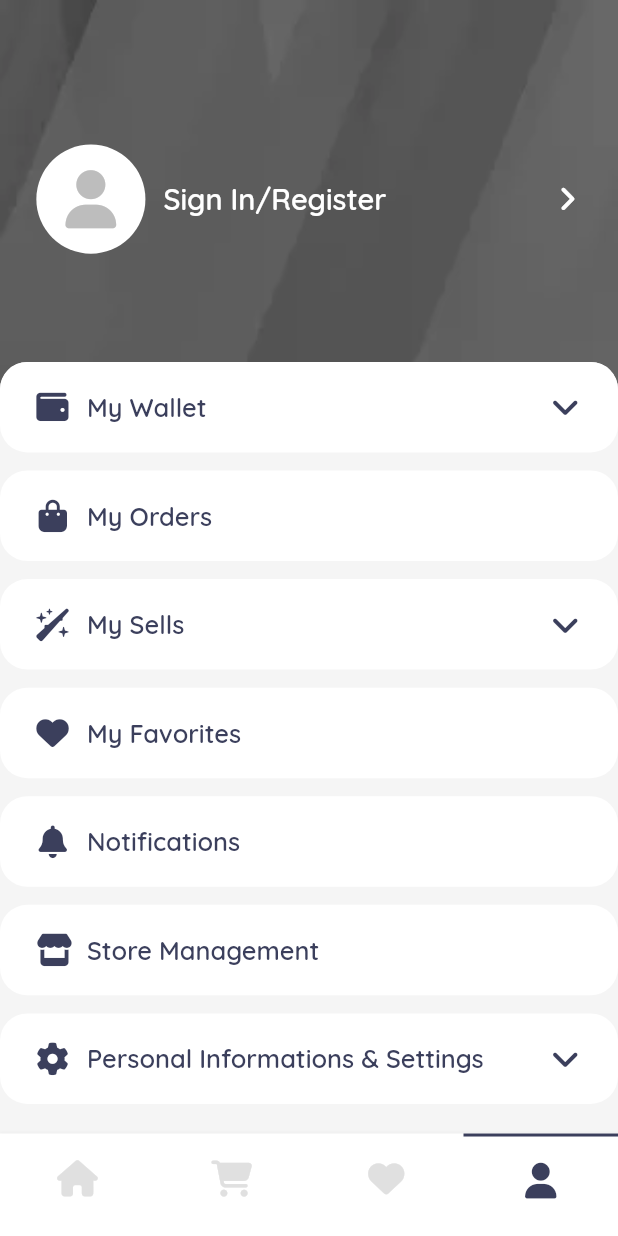
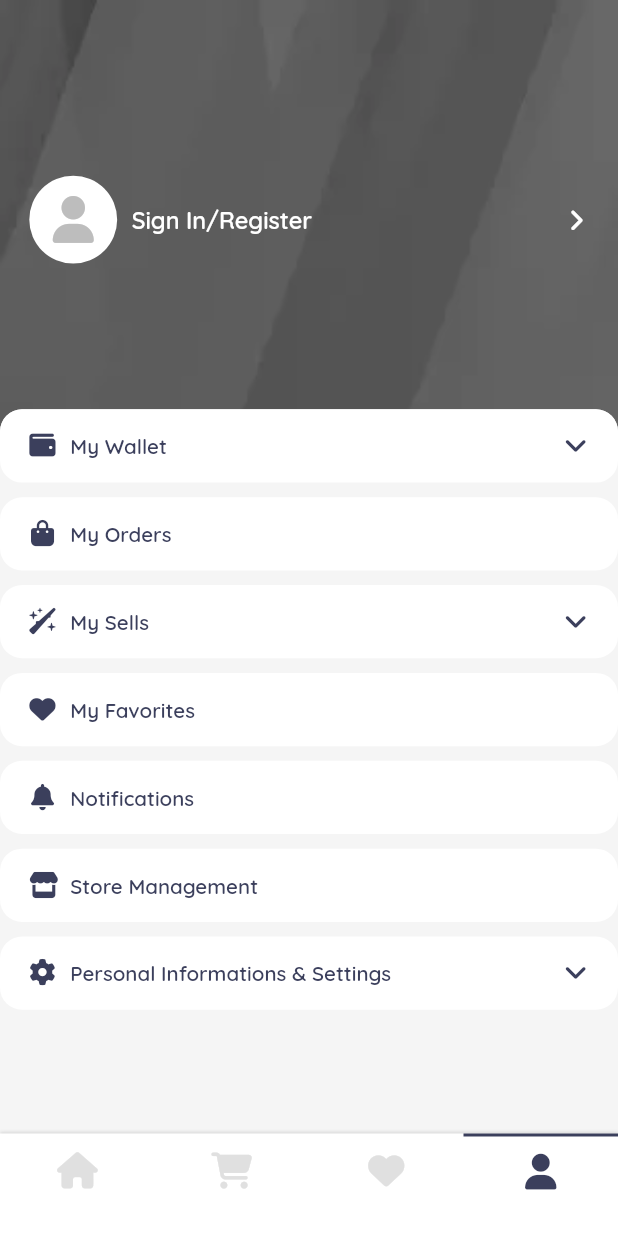
Before and after one commit to Emirhan-Kahya/gamekrub, a Flutter app: the screen it shows after launch, item 4 of the bottom bar chosen, on a phone screen of 412 x 824 dp. Run offline on Flutter 3.47's test engine with Material 2 defaults, Android fonts, the phone set to English and light mode, and no system bars; our stand-ins replace font_awesome_flutter, get; network calls fail.

Commit message:
28.04.2022 16:25 PM

```diff
--- a/lib/screens/account/account_screen.dart
+++ b/lib/screens/account/account_screen.dart
@@ -12,8 +12,6 @@ class AccountScreen extends StatelessWidget {
 
   @override
   Widget build(BuildContext context) {
-    double screenHeight = Get.context!.height;
-
     return Scaffold(
       backgroundColor: Colors.grey.shade100,
       body: SizedBox(
@@ -24,7 +22,7 @@ class AccountScreen extends StatelessWidget {
               right: 0,
               left: 0,
               child: Container(
-                height: Dimension.height100 * 2 + Dimension.height20,
+                height: Dimension.height100 * 3,
                 width: double.maxFinite,
                 padding: EdgeInsets.symmetric(horizontal: Dimension.width20),
                 decoration: BoxDecoration(
@@ -70,7 +68,7 @@ class AccountScreen extends StatelessWidget {
               ),
             ),
             Positioned(
-              top: Dimension.height100 * 2,
+              top: Dimension.height100 * 3 - 20,
               left: 0,
               right: 0,
               bottom: 0,
--- a/lib/screens/home/home_screen.dart
+++ b/lib/screens/home/home_screen.dart
@@ -2,6 +2,7 @@ import 'package:flutter/material.dart';
 import 'package:font_awesome_flutter/font_awesome_flutter.dart';
 import 'package:gamekrub/screens/account/account_screen.dart';
 import 'package:gamekrub/screens/home/home_screen_body.dart';
+import 'package:gamekrub/utils/dimension.dart';
 
 import '../../widgets/bottomNavBar/customBottomBarItems.dart';
 
@@ -35,12 +36,12 @@ class _HomeScreenState extends State<HomeScreen> {
     return SizedBox(
       width: double.maxFinite,
       child: Container(
-        padding: EdgeInsets.only(bottom: 8),
+        padding: EdgeInsets.only(bottom: Dimension.height20),
         decoration: BoxDecoration(
           color: Colors.white,
           boxShadow: [
             BoxShadow(
-              color: Colors.grey.shade200,
+              color: Colors.black12,
               blurRadius: 1,
               offset: const Offset(0, -1),
             ),
--- a/lib/screens/home/home_screen_body.dart
+++ b/lib/screens/home/home_screen_body.dart
@@ -25,7 +25,7 @@ class _HomeScreenBodyState extends State<HomeScreenBody> {
     return SingleChildScrollView(
       physics: BouncingScrollPhysics(),
       child: Container(
-        padding: EdgeInsets.only(top: Dimension.height40),
+        padding: EdgeInsets.only(top: Dimension.height50),
         child: Column(
           crossAxisAlignment: CrossAxisAlignment.start,
           children: [
@@ -45,8 +45,8 @@ class _HomeScreenBodyState extends State<HomeScreenBody> {
             SizedBox(height: Dimension.height20 / 1.5),
             //Slider
             Container(
-              height: Dimension.width150,
-              margin: EdgeInsets.symmetric(horizontal: Dimension.width20),
+              height: Dimension.height165,
+              margin: EdgeInsets.symmetric(horizontal: Dimension.width15),
               child: PageView.builder(
                 pageSnapping: true,
                 itemCount: img.length,
@@ -56,7 +56,7 @@ class _HomeScreenBodyState extends State<HomeScreenBody> {
               ),
             ),
             //Categories
-            SizedBox(height: Dimension.height20),
+            SizedBox(height: Dimension.height40),
             Container(
               margin: EdgeInsets.symmetric(horizontal: Dimension.width20),
               child: Row(
@@ -253,7 +253,7 @@ class _HomeScreenBodyState extends State<HomeScreenBody> {
                 height: Dimension.height100 + Dimension.height10,
                 width: Dimension.width100 * 2,
                 image: NetworkImage(img),
-                fit: BoxFit.cover,
+                fit: BoxFit.fill,
               ),
             ),
           ),
@@ -266,7 +266,7 @@ class _HomeScreenBodyState extends State<HomeScreenBody> {
     return GestureDetector(
       onTap: () {},
       child: Container(
-        margin: EdgeInsets.only(right: Dimension.width5),
+        margin: EdgeInsets.symmetric(horizontal: Dimension.width5),
         decoration: BoxDecoration(
           borderRadius: BorderRadius.circular(Dimension.radius15 / 2),
           image: DecorationImage(
--- a/lib/utils/dimension.dart
+++ b/lib/utils/dimension.dart
@@ -3,37 +3,77 @@ import 'package:get/get.dart';
 // Height - 683
 // Width - 411
 
+// class Dimension{
+//   static double screenHeight = Get.context!.height;
+//   static double screenWidth = Get.context!.width;
+//
+//   static double height5 = screenHeight / 127;
+//   static double height10 = screenHeight / 68.3;
+//   static double height20 = screenHeight / 34;
+//   static double height40 = screenHeight / 17;
+//   static double height50 = screenHeight / 13.66;
+//   static double height100 = screenHeight / 6.83;
+//   static double height140 = screenHeight / 4.87;
+//
+//   static double width5 = screenHeight / 127;
+//   static double width10 = screenHeight / 68.3;
+//   static double width20 = screenHeight / 34;
+//   static double width40 = screenHeight / 17;
+//   static double width100 = screenHeight / 6.83;
+//
+//   static double fontSize12 = screenHeight /  56.91;
+//   static double fontSize14 = screenHeight /  48.78;
+//   static double fontSize16 = screenHeight /  42.68;
+//   static double fontSize18 = screenHeight /  37.94;
+//   static double fontSize30 = screenHeight /  22.7;
+//
+//   static double radius15 = screenHeight / 45.3;
+//   static double radius30 = screenHeight / 22.7;
+//
+//   static double icon16 = screenHeight / 42.68;
+//   static double icon18 = screenHeight / 42.68;
+//   static double icon24 = screenHeight / 28.45;
+//   static double icon28 = screenHeight / 24.39;
+//
+//
+//
+// }
+
+// Height - 844
+// Width - 390
+
 class Dimension{
   static double screenHeight = Get.context!.height;
   static double screenWidth = Get.context!.width;
 
-  static double height5 = screenHeight / 127;
-  static double height10 = screenHeight / 68.3;
-  static double height20 = screenHeight / 34;
-  static double height40 = screenHeight / 17;
-  static double height50 = screenHeight / 13.66;
-  static double height100 = screenHeight / 6.83;
+  static double height5 = screenHeight / 168.8;
+  static double height10 = screenHeight / 84.4;
+  static double height20 = screenHeight / 42.2;
+  static double height40 = screenHeight / 21.1;
+  static double height50 = screenHeight / 16.88;
+  static double height100 = screenHeight / 8.44;
+  static double height165 = screenHeight / 5.11;
 
-  static double width5 = screenHeight / 127;
-  static double width10 = screenHeight / 68.3;
-  static double width20 = screenHeight / 34;
-  static double width40 = screenHeight / 17;
-  static double width100 = screenHeight / 6.83;
-  static double width150 = screenWidth / 2.74;
+  static double width5 = screenHeight / 168.8;
+  static double width10 = screenHeight / 84.4;
+  static double width15 = screenHeight / 56.26;
+  static double width20 = screenHeight / 42.2;
+  static double width40 = screenHeight / 21.1;
+  static double width100 = screenHeight / 8.44;
 
-  static double fontSize12 = screenHeight /  56.91;
-  static double fontSize14 = screenHeight /  48.78;
-  static double fontSize16 = screenHeight /  42.68;
-  static double fontSize18 = screenHeight /  37.94;
-  static double fontSize30 = screenHeight /  22.7;
+  static double fontSize12 = screenHeight /  70.33;
+  static double fontSize14 = screenHeight /  60.28;
+  static double fontSize16 = screenHeight /  52.75;
+  static double fontSize18 = screenHeight /  46.88;
+  static double fontSize30 = screenHeight /  28.13;
 
-  static double radius15 = screenHeight / 45.3;
-  static double radius30 = screenHeight / 22.7;
+  static double radius15 = screenHeight / 56.26;
+  static double radius30 = screenHeight / 28.13;
 
-  static double icon16 = screenHeight / 42.68;
-  static double icon18 = screenHeight / 42.68;
-  static double icon24 = screenHeight / 28.45;
-  static double icon28 = screenHeight / 24.39;
+  static double icon16 = screenHeight / 52.75;
+  static double icon18 = screenHeight / 48.88;
+  static double icon24 = screenHeight / 35.16;
+  static double icon28 = screenHeight / 30.14;
 
 
 
```
